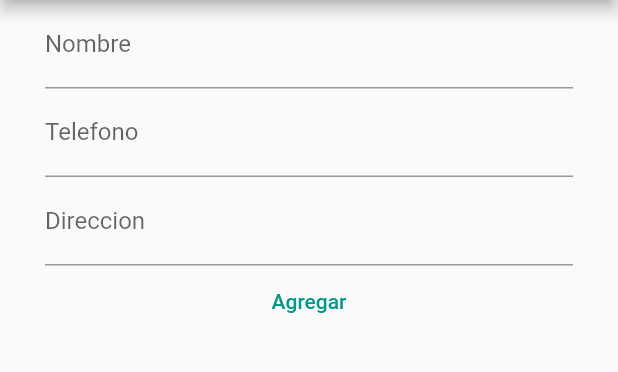
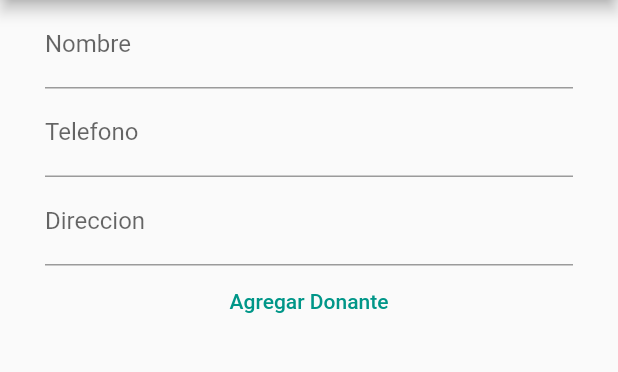
Before and after one commit to telasonce/donaciones, a Flutter app: the screen it shows after launch, item 2 of the bottom bar chosen, on a phone screen of 412 x 824 dp, the part 84-456 px from its top. Run offline on Flutter 3.47's test engine with Material 2 defaults, Android fonts, the phone set to English and light mode, and no system bars; our stand-ins replace cloud_firestore, firebase_core; missing offline and left inert: dart:ffi; accounts and stored records are empty.

Commit message:
Version inicial

```diff
--- a/lib/pages/consultar_donaciones.dart
+++ b/lib/pages/consultar_donaciones.dart
@@ -41,7 +41,7 @@ class _MyHomePageState extends State<ConsultarDonaciones> {
             ),
           ),
           TextButton(
-            child: Text('Agregar'),
+            child: Text('Agregar Donante'),
             onPressed: () => agregar(
               nombre.text,
               telefono.text,
```
